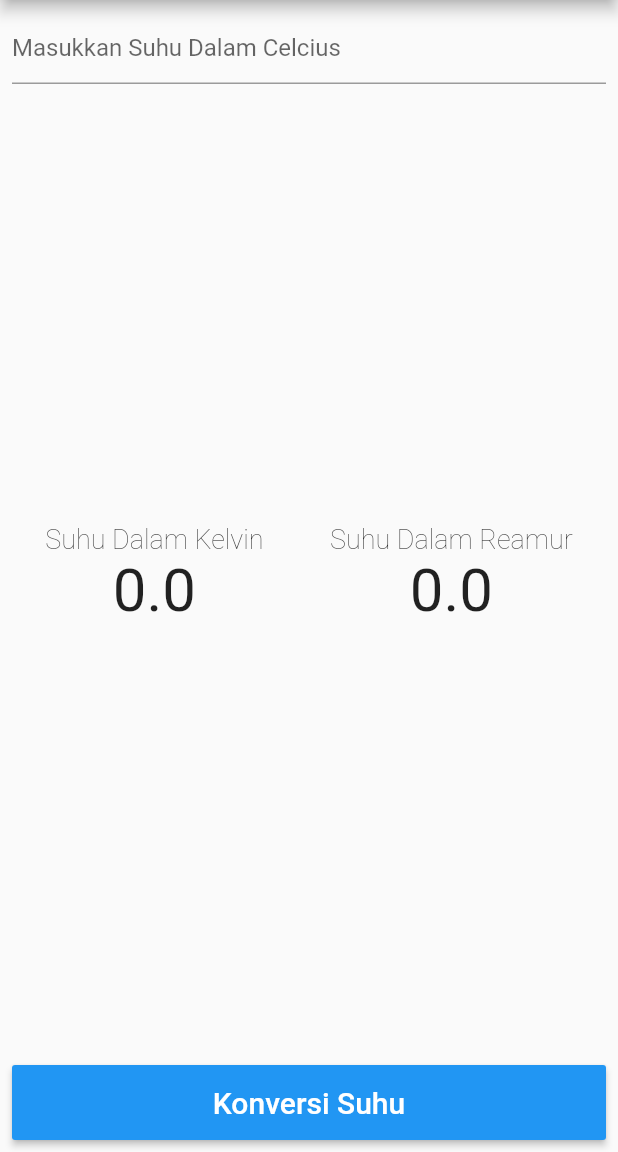
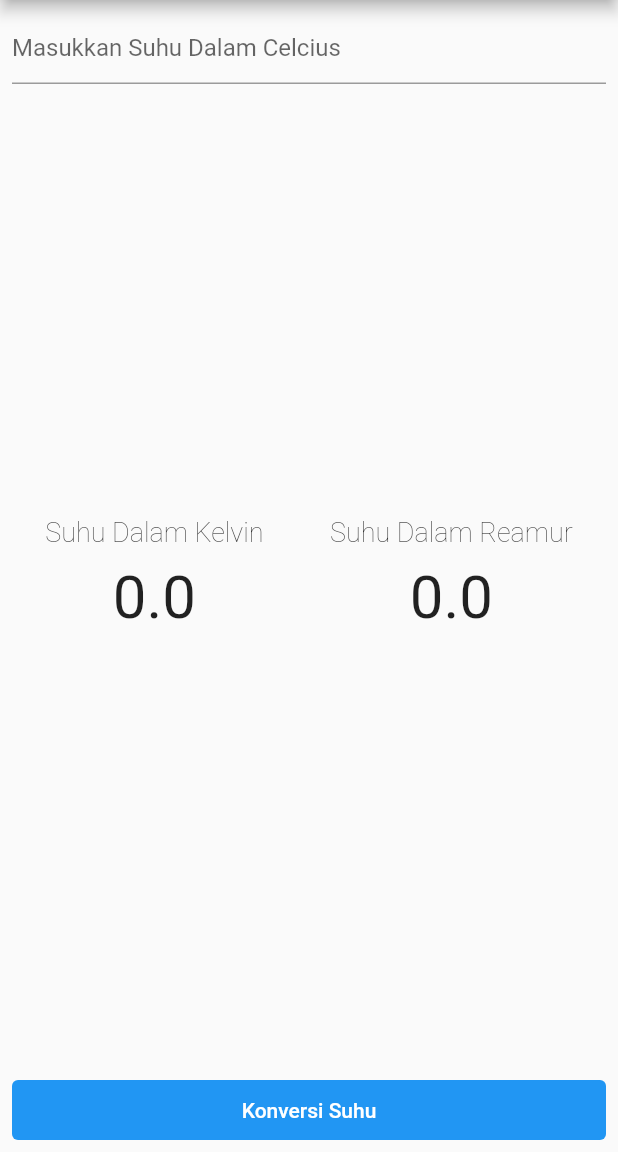
Before and after one commit to fizabells22/stateless_stateful_widget, a Flutter app: the screen it shows after launch, on a phone screen of 412 x 824 dp, the part 84-1236 px from its top. Run offline on Flutter 3.47's test engine with Material 2 defaults, Android fonts, the phone set to English and light mode, and no system bars.

Commit message:
Konverter Suhu Flutter

```diff
--- a/stateless_stateful_widget/lib/main.dart
+++ b/stateless_stateful_widget/lib/main.dart
@@ -29,7 +29,7 @@ class _MyAppState extends State<MyApp> {
   @override
   Widget build(BuildContext context) {
     return MaterialApp(
-      title: 'Flutter Demo',
+      title: 'Flutter Konverter Suhu',
       theme: ThemeData(
         primarySwatch: Colors.blue,
         visualDensity: VisualDensity.adaptivePlatformDensity,
@@ -43,12 +43,41 @@ class _MyAppState extends State<MyApp> {
           child: Column(
             mainAxisAlignment: MainAxisAlignment.spaceBetween,
             children: [
-              TextFormField(
-                decoration: const InputDecoration( hintText: "Masukkan Suhu Dalam Celcius"),
-                controller: etInput,
-                keyboardType: TextInputType.number,
+              Input(etInput: etInput),
+              Output(kelvin: _kelvin, reamur: _reamur),
+              Column(
+              crossAxisAlignment : CrossAxisAlignment.stretch,
+              children: [
+                Container(
+                  height: 40,
+                  child: TextButton(style: TextButton.styleFrom(backgroundColor: Colors.blue,),
+                  onPressed: konversisuhu,
+                  child: const Text("Konversi Suhu", style : TextStyle(color: Colors.white),
+                ),
+                  ),
+                ),
+              ],
               ),
-            Row(
+            ],
+          ),
+          ),),);
+  }}
+
+      class Output extends StatelessWidget {
+        const Output({
+          Key? key,
+          required double kelvin,
+          required double reamur,
+        })  :_kelvin = kelvin,
+            _reamur = reamur,
+            super(key:key);
+
+        final double _kelvin;
+        final double _reamur;
+
+          @override
+          Widget build(BuildContext context){
+            return Row(
                   mainAxisAlignment: MainAxisAlignment.spaceAround,
                   children: [
                     Column(
@@ -56,8 +85,11 @@ class _MyAppState extends State<MyApp> {
                         const Text("Suhu Dalam Kelvin", style: TextStyle(fontSize: 18, fontWeight: FontWeight.w200,
                           ),
                         ),
-                        Text("$_kelvin", style: const TextStyle( fontSize: 40 , fontWeight: FontWeight.w400,
+                        Container(
+                        margin : const EdgeInsets.all(10),
+                        child:Text("$_kelvin", style: const TextStyle( fontSize: 40 , fontWeight: FontWeight.w400,
                           ),
+                        ),
                         ),
                       ],
                     ),
@@ -66,29 +98,33 @@ class _MyAppState extends State<MyApp> {
                         const Text("Suhu Dalam Reamur", style: TextStyle(fontSize: 18,fontWeight: FontWeight.w200,
                           ),
                         ),
-                        Text("$_reamur", style: const TextStyle(fontSize: 40, fontWeight: FontWeight.w400,
-                          ),
-                        ),
-                      ],
-                    ),
-                  ],
-                ),
-          Container(
-          width: double.infinity,
-          height : 50,
-          child : RaisedButton(
-          textColor: Colors.white,
-          onPressed: konversisuhu,
-          color : Colors.blue,
-            child : const Text(
-              "Konversi Suhu",
-              style: TextStyle(fontSize: 20),
+                        Container(
+                        margin : const EdgeInsets.all(10),
+                        child: Text("$_reamur", style: const TextStyle(fontSize: 40, fontWeight: FontWeight.w400,
             ),
           ),
+                        ),
+            ],
           ),
-            ],
-        ),),
-      ),
+        ],
     );
   }
 }
+
+  class Input extends StatelessWidget {
+        const Input({
+        Key? key,
+        required this.etInput,
+       }) : super (key: key);
+
+        final TextEditingController etInput;
+
+        @override
+        Widget build(BuildContext context){
+         return TextFormField(
+                decoration: const InputDecoration( hintText: "Masukkan Suhu Dalam Celcius"),
+                controller: etInput,
+                keyboardType: TextInputType.number,
+    );
+  }
+}
```
